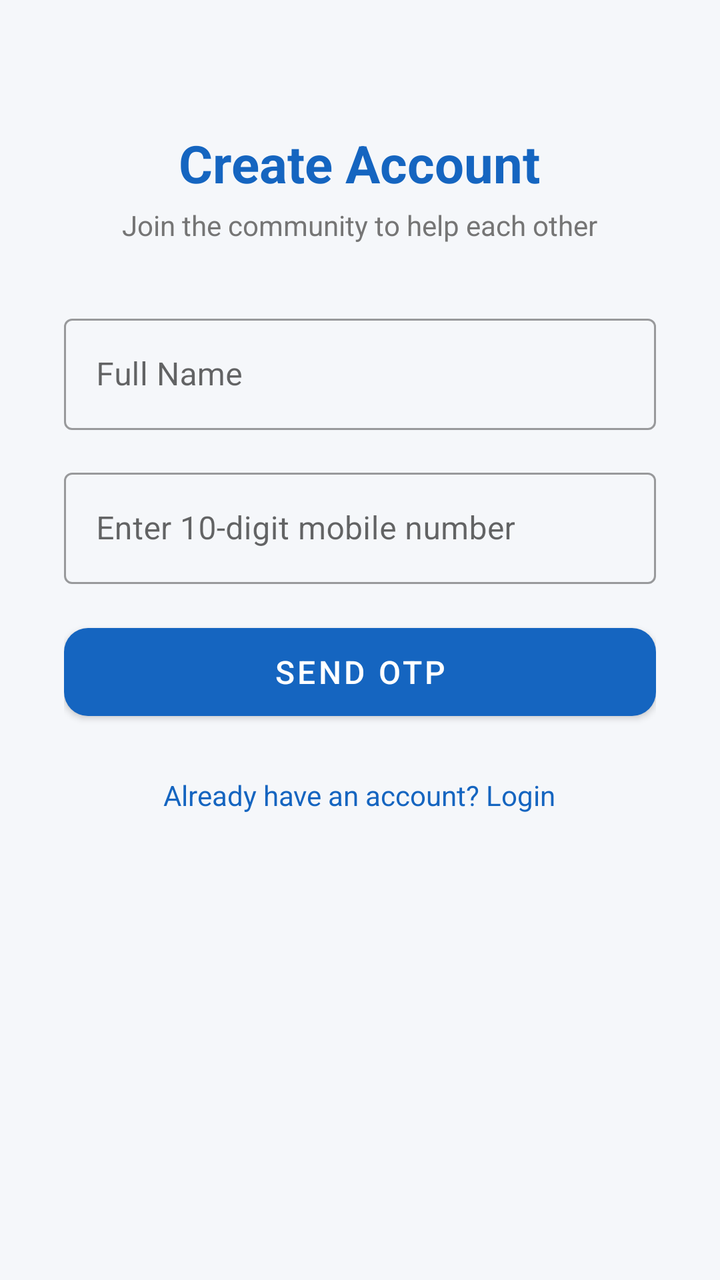
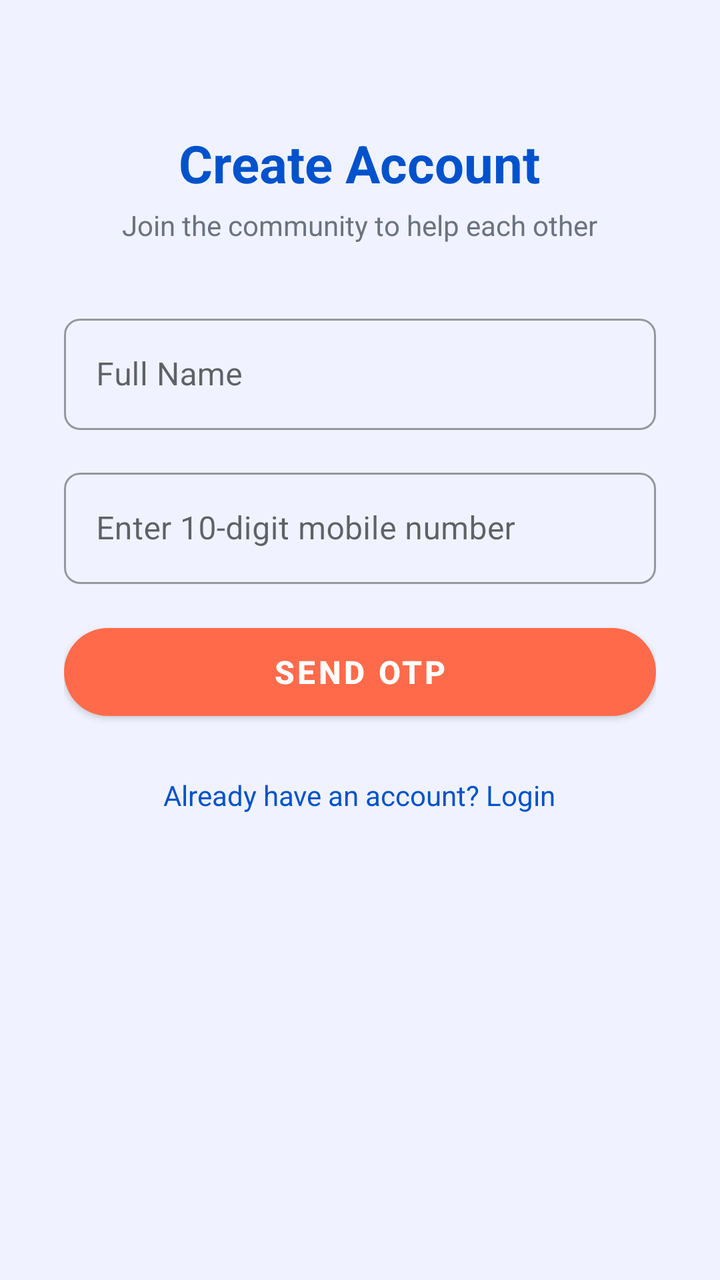

An Android layout rendered at two revisions. The XML below is the earlier revision; the diff shows what the commit changed to produce the second picture.
<!-- AndroidManifest.xml: application theme Theme.FuelQueue -->
<!-- res/layout/fragment_register.xml -->
<?xml version="1.0" encoding="utf-8"?>
<ScrollView xmlns:android="http://schemas.android.com/apk/res/android"
    xmlns:app="http://schemas.android.com/apk/res-auto"
    android:layout_width="match_parent"
    android:layout_height="match_parent"
    android:background="@color/background"
    android:fillViewport="true">

    <LinearLayout
        android:layout_width="match_parent"
        android:layout_height="wrap_content"
        android:gravity="center_horizontal"
        android:orientation="vertical"
        android:padding="32dp">

        <TextView
            android:layout_width="wrap_content"
            android:layout_height="wrap_content"
            android:layout_marginTop="32dp"
            android:text="Create Account"
            android:textColor="@color/colorPrimary"
            android:textSize="26sp"
            android:textStyle="bold" />

        <TextView
            android:layout_width="wrap_content"
            android:layout_height="wrap_content"
            android:layout_marginTop="4dp"
            android:layout_marginBottom="32dp"
            android:text="Join the community to help each other"
            android:textColor="@color/text_secondary"
            android:textSize="14sp" />

        
        <com.google.android.material.textfield.TextInputLayout
            android:layout_width="match_parent"
            android:layout_height="wrap_content"
            android:layout_marginBottom="16dp"
            android:hint="Full Name"
            style="@style/Widget.MaterialComponents.TextInputLayout.OutlinedBox">
            <com.google.android.material.textfield.TextInputEditText
                android:id="@+id/et_name"
                android:layout_width="match_parent"
                android:layout_height="wrap_content"
                android:inputType="textPersonName"
                android:imeOptions="actionNext" />
        </com.google.android.material.textfield.TextInputLayout>

        
        <com.google.android.material.textfield.TextInputLayout
            android:layout_width="match_parent"
            android:layout_height="wrap_content"
            android:layout_marginBottom="16dp"
            android:hint="Email"
            android:visibility="gone"
            style="@style/Widget.MaterialComponents.TextInputLayout.OutlinedBox">
            <com.google.android.material.textfield.TextInputEditText
                android:id="@+id/et_email"
                android:layout_width="match_parent"
                android:layout_height="wrap_content"
                android:inputType="textEmailAddress"
                android:imeOptions="actionNext" />
        </com.google.android.material.textfield.TextInputLayout>

        
        <com.google.android.material.textfield.TextInputLayout
            android:layout_width="match_parent"
            android:layout_height="wrap_content"
            android:layout_marginBottom="16dp"
            android:hint="Enter 10-digit mobile number"
            style="@style/Widget.MaterialComponents.TextInputLayout.OutlinedBox">
            <com.google.android.material.textfield.TextInputEditText
                android:id="@+id/et_password"
                android:layout_width="match_parent"
                android:layout_height="wrap_content"
                android:inputType="phone"
                android:imeOptions="actionNext" />
        </com.google.android.material.textfield.TextInputLayout>

        
        <com.google.android.material.textfield.TextInputLayout
            android:id="@+id/til_confirm_password"
            android:layout_width="match_parent"
            android:layout_height="wrap_content"
            android:layout_marginBottom="24dp"
            android:hint="Enter 6-digit OTP"
            android:visibility="gone"
            style="@style/Widget.MaterialComponents.TextInputLayout.OutlinedBox">
            <com.google.android.material.textfield.TextInputEditText
                android:id="@+id/et_confirm_password"
                android:layout_width="match_parent"
                android:layout_height="wrap_content"
                android:inputType="number"
                android:imeOptions="actionDone" />
        </com.google.android.material.textfield.TextInputLayout>

        <com.google.android.material.button.MaterialButton
            android:id="@+id/btn_register"
            android:layout_width="match_parent"
            android:layout_height="56dp"
            android:text="Send OTP"
            android:textSize="16sp"
            app:cornerRadius="12dp" />

        <ProgressBar
            android:id="@+id/progress_bar"
            android:layout_width="wrap_content"
            android:layout_height="wrap_content"
            android:layout_marginTop="12dp"
            android:visibility="gone" />

        <TextView
            android:id="@+id/tv_go_to_login"
            android:layout_width="wrap_content"
            android:layout_height="wrap_content"
            android:layout_marginTop="24dp"
            android:text="Already have an account? Login"
            android:textColor="@color/colorPrimary"
            android:textSize="14sp" />

    </LinearLayout>
</ScrollView>
<!-- resources referenced by this layout -->
<resources>
  <color name="background">#F5F7FA</color>
  <color name="colorPrimary">#1565C0</color>
  <color name="text_secondary">#757575</color>
  <style name="Theme.FuelQueue" parent="Theme.MaterialComponents.DayNight.DarkActionBar">
          <item name="colorPrimary">@color/colorPrimary</item>
          <item name="colorPrimaryVariant">@color/colorPrimaryDark</item>
          <item name="colorSecondary">@color/colorAccent</item>
          <item name="android:statusBarColor">@color/colorPrimaryDark</item>
          <item name="windowActionBar">false</item>
          <item name="windowNoTitle">true</item>
      </style>
  <color name="colorPrimaryDark">#0D47A1</color>
  <color name="colorAccent">#FF6F00</color>
</resources>

<!-- the commit's change to res/layout/fragment_register.xml (unified diff, before → after) -->
@@ -100,7 +100,10 @@
             android:layout_height="56dp"
             android:text="Send OTP"
             android:textSize="16sp"
-            app:cornerRadius="12dp" />
+            android:textStyle="bold"
+            android:textColor="@color/white"
+            app:cornerRadius="28dp"
+            app:backgroundTint="@color/colorAccent" />
 
         <ProgressBar
             android:id="@+id/progress_bar"
<!-- resource entries referenced after the edit -->
@@ -1,17 +1,42 @@
 <!-- resources referenced by this layout -->
 <resources>
-  <color name="background">#F5F7FA</color>
-  <color name="colorPrimary">#1565C0</color>
-  <color name="text_secondary">#757575</color>
-  <style name="Theme.FuelQueue" parent="Theme.MaterialComponents.DayNight.DarkActionBar">
+  <color name="background">#F0F3FF</color>
+  <color name="colorPrimary">#0052CC</color>
+  <color name="text_secondary">#6B7280</color>
+  <color name="white">#FFFFFF</color>
+  <style name="Theme.FuelQueue" parent="Theme.MaterialComponents.DayNight.NoActionBar">
           <item name="colorPrimary">@color/colorPrimary</item>
           <item name="colorPrimaryVariant">@color/colorPrimaryDark</item>
           <item name="colorSecondary">@color/colorAccent</item>
-          <item name="android:statusBarColor">@color/colorPrimaryDark</item>
+          <item name="colorTertiary">@color/colorTeal</item>
+          <item name="android:colorBackground">@color/background</item>
+          <item name="android:statusBarColor">@color/colorPrimary</item>
+          <item name="android:windowBackground">@color/background</item>
+          <item name="android:textColorPrimary">@color/text_primary</item>
+          <item name="android:textColorSecondary">@color/text_secondary</item>
           <item name="windowActionBar">false</item>
           <item name="windowNoTitle">true</item>
+          <item name="windowActionBarOverlay">false</item>
+          
+          <item name="shapeAppearanceSmallComponent">@style/ShapeAppearance.FuelQueue.SmallComponent</item>
+          <item name="shapeAppearanceMediumComponent">@style/ShapeAppearance.FuelQueue.MediumComponent</item>
+          <item name="shapeAppearanceLargeComponent">@style/ShapeAppearance.FuelQueue.LargeComponent</item>
       </style>
-  <color name="colorPrimaryDark">#0D47A1</color>
-  <color name="colorAccent">#FF6F00</color>
+  <color name="colorPrimaryDark">#003A99</color>
+  <color name="colorTeal">#1DB584</color>
+  <color name="text_primary">#1A1A2E</color>
+  <style name="ShapeAppearance.FuelQueue.SmallComponent" parent="ShapeAppearance.MaterialComponents.SmallComponent">
+          <item name="cornerFamily">rounded</item>
+          <item name="cornerSize">8dp</item>
+      </style>
+  <style name="ShapeAppearance.FuelQueue.MediumComponent" parent="ShapeAppearance.MaterialComponents.MediumComponent">
+          <item name="cornerFamily">rounded</item>
+          <item name="cornerSize">12dp</item>
+      </style>
+  <style name="ShapeAppearance.FuelQueue.LargeComponent" parent="ShapeAppearance.MaterialComponents.LargeComponent">
+          <item name="cornerFamily">rounded</item>
+          <item name="cornerSize">28dp</item>
+      </style>
+  <color name="colorAccent">#FF6B4A</color>
 </resources>
 
